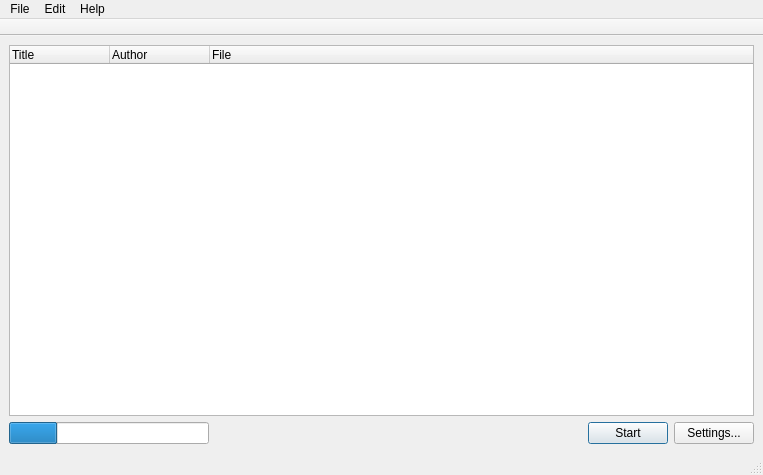
Above: ui/MainWindow.ui from rupor-github/fb2mobi before the change. Below: the same form after it.
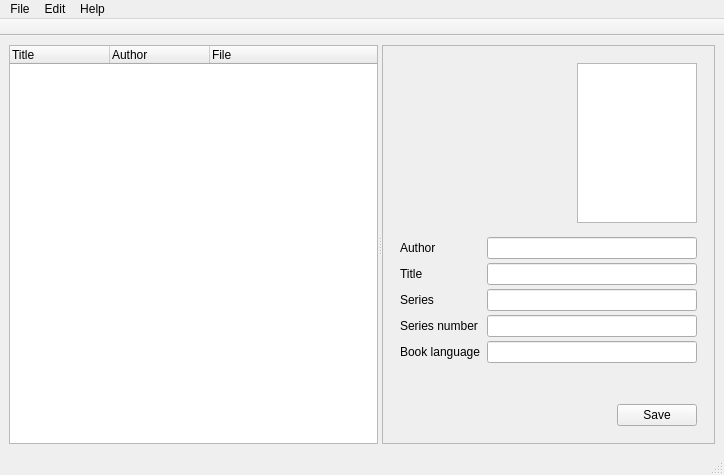
That is the form after the change.

The edit to the form file:
```diff
--- a/ui/MainWindow.ui
+++ b/ui/MainWindow.ui
@@ -6,7 +6,7 @@
    <rect>
     <x>0</x>
     <y>0</y>
-    <width>763</width>
+    <width>724</width>
     <height>475</height>
    </rect>
   </property>
@@ -22,11 +22,9 @@
    </property>
    <layout class="QGridLayout" name="gridLayout">
     <item row="0" column="0">
-     <layout class="QVBoxLayout" name="verticalLayout">
-      <item>
-       <widget class="QSplitter" name="splitter">
+     <widget class="QSplitter" name="bookInfoSplitter">
         <property name="orientation">
-         <enum>Qt::Vertical</enum>
+       <enum>Qt::Horizontal</enum>
         </property>
         <widget class="QTreeWidget" name="treeFileList">
          <property name="acceptDrops">
@@ -63,32 +61,158 @@
           </property>
          </column>
         </widget>
-       </widget>
+      <widget class="QScrollArea" name="scrollBookInfo">
+       <property name="widgetResizable">
+        <bool>true</bool>
+       </property>
+       <widget class="QWidget" name="scrollAreaWidgetContents">
+        <property name="geometry">
+         <rect>
+          <x>0</x>
+          <y>0</y>
+          <width>363</width>
+          <height>402</height>
+         </rect>
+        </property>
+        <layout class="QVBoxLayout" name="verticalLayout">
+         <item>
+          <layout class="QHBoxLayout" name="horizontalLayout_2">
+           <property name="leftMargin">
+            <number>8</number>
+           </property>
+           <property name="topMargin">
+            <number>8</number>
+           </property>
+           <property name="rightMargin">
+            <number>8</number>
+           </property>
+           <property name="bottomMargin">
+            <number>8</number>
+           </property>
+           <item>
+            <spacer name="horizontalSpacer_2">
+             <property name="orientation">
+              <enum>Qt::Horizontal</enum>
+             </property>
+             <property name="sizeHint" stdset="0">
+              <size>
+               <width>40</width>
+               <height>20</height>
+              </size>
+             </property>
+            </spacer>
       </item>
       <item>
-       <layout class="QHBoxLayout" name="horizontalLayout">
-        <item>
-         <widget class="QProgressBar" name="progressBar">
+            <widget class="QGraphicsView" name="imgBookCover">
           <property name="sizePolicy">
            <sizepolicy hsizetype="Fixed" vsizetype="Fixed">
-            <horstretch>0</horstretch>
+               <horstretch>100</horstretch>
             <verstretch>0</verstretch>
            </sizepolicy>
           </property>
           <property name="minimumSize">
            <size>
-            <width>200</width>
-            <height>0</height>
-           </size>
-          </property>
-          <property name="value">
-           <number>24</number>
-          </property>
-          <property name="textVisible">
-           <bool>false</bool>
-          </property>
-         </widget>
-        </item>
+               <width>120</width>
+               <height>160</height>
+              </size>
+             </property>
+             <property name="maximumSize">
+              <size>
+               <width>120</width>
+               <height>160</height>
+              </size>
+             </property>
+            </widget>
+           </item>
+          </layout>
+         </item>
+         <item>
+          <layout class="QFormLayout" name="formLayout">
+           <property name="horizontalSpacing">
+            <number>6</number>
+           </property>
+           <property name="verticalSpacing">
+            <number>4</number>
+           </property>
+           <property name="leftMargin">
+            <number>8</number>
+           </property>
+           <property name="rightMargin">
+            <number>8</number>
+           </property>
+           <item row="0" column="0">
+            <widget class="QLabel" name="label">
+             <property name="text">
+              <string>Author</string>
+             </property>
+            </widget>
+           </item>
+           <item row="0" column="1">
+            <widget class="QLineEdit" name="editAuthor"/>
+           </item>
+           <item row="1" column="0">
+            <widget class="QLabel" name="label_2">
+             <property name="text">
+              <string>Title</string>
+             </property>
+            </widget>
+           </item>
+           <item row="1" column="1">
+            <widget class="QLineEdit" name="editTitle"/>
+           </item>
+           <item row="2" column="0">
+            <widget class="QLabel" name="label_3">
+             <property name="text">
+              <string>Series</string>
+             </property>
+            </widget>
+           </item>
+           <item row="2" column="1">
+            <widget class="QLineEdit" name="editSeries"/>
+           </item>
+           <item row="3" column="0">
+            <widget class="QLabel" name="label_4">
+             <property name="text">
+              <string>Series number</string>
+             </property>
+            </widget>
+           </item>
+           <item row="3" column="1">
+            <widget class="QLineEdit" name="editSeriesNumber"/>
+           </item>
+           <item row="4" column="0">
+            <widget class="QLabel" name="label_5">
+             <property name="text">
+              <string>Book language</string>
+             </property>
+            </widget>
+           </item>
+           <item row="4" column="1">
+            <widget class="QLineEdit" name="editBookLanguage"/>
+           </item>
+          </layout>
+         </item>
+         <item>
+          <spacer name="verticalSpacer">
+           <property name="orientation">
+            <enum>Qt::Vertical</enum>
+           </property>
+           <property name="sizeHint" stdset="0">
+            <size>
+             <width>20</width>
+             <height>37</height>
+            </size>
+           </property>
+          </spacer>
+         </item>
+         <item>
+          <layout class="QHBoxLayout" name="horizontalLayout">
+           <property name="rightMargin">
+            <number>8</number>
+           </property>
+           <property name="bottomMargin">
+            <number>8</number>
+           </property>
         <item>
          <spacer name="horizontalSpacer">
           <property name="orientation">
@@ -96,38 +220,31 @@
           </property>
           <property name="sizeHint" stdset="0">
            <size>
-            <width>278</width>
+               <width>40</width>
             <height>20</height>
            </size>
           </property>
          </spacer>
         </item>
         <item>
-         <widget class="QPushButton" name="btnStart">
-          <property name="text">
-           <string>Start</string>
-          </property>
-          <property name="default">
-           <bool>true</bool>
-          </property>
-         </widget>
-        </item>
-        <item>
-         <widget class="QPushButton" name="btnSettings">
+            <widget class="QPushButton" name="buttonSaveBookInfo">
           <property name="sizePolicy">
-           <sizepolicy hsizetype="Minimum" vsizetype="Fixed">
+              <sizepolicy hsizetype="Maximum" vsizetype="Fixed">
             <horstretch>0</horstretch>
             <verstretch>0</verstretch>
            </sizepolicy>
           </property>
           <property name="text">
-           <string>Settings...</string>
+              <string>Save</string>
           </property>
          </widget>
         </item>
        </layout>
       </item>
      </layout>
+       </widget>
+      </widget>
+     </widget>
     </item>
    </layout>
   </widget>
@@ -136,7 +253,7 @@
     <rect>
      <x>0</x>
      <y>0</y>
-     <width>763</width>
+     <width>724</width>
      <height>21</height>
     </rect>
    </property>
```
Left out of the diff: 48 changed lines with no effect on the pictures. Lines whose indentation alone changed are shown as unchanged.
